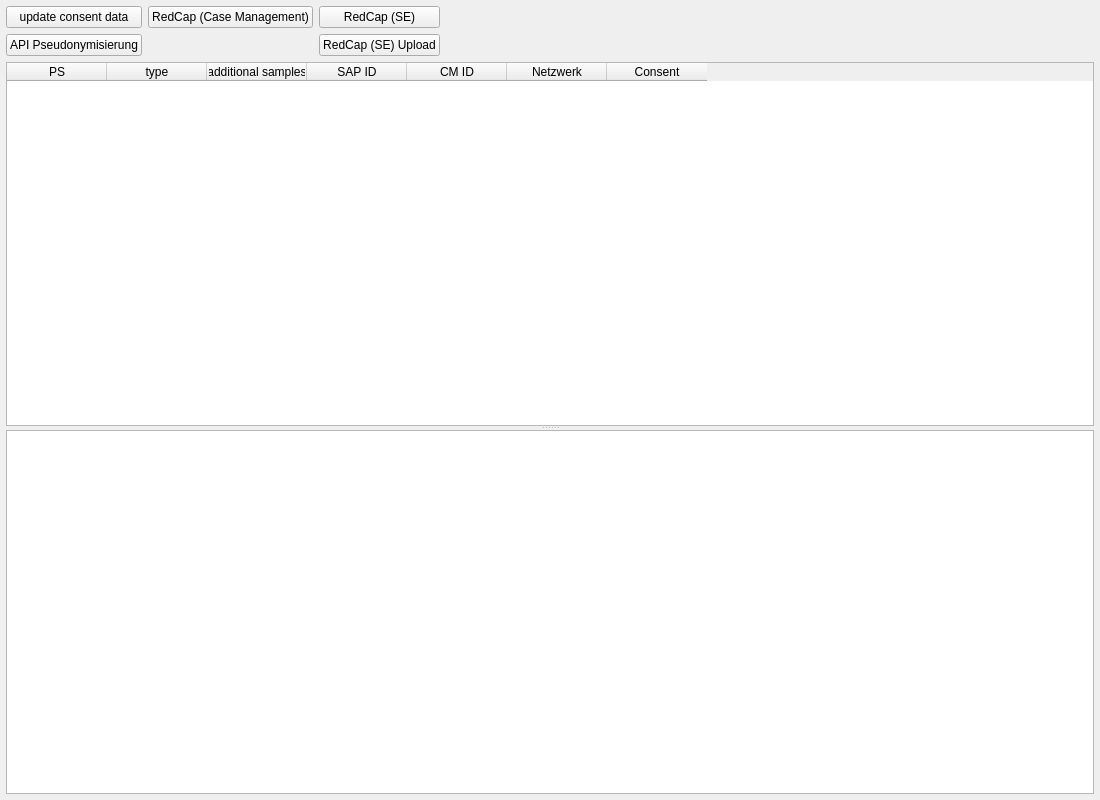
Before: the Qt Designer form src/MVHub/MVHub.ui in imgag/ngs-bits, drawn with Qt 5.
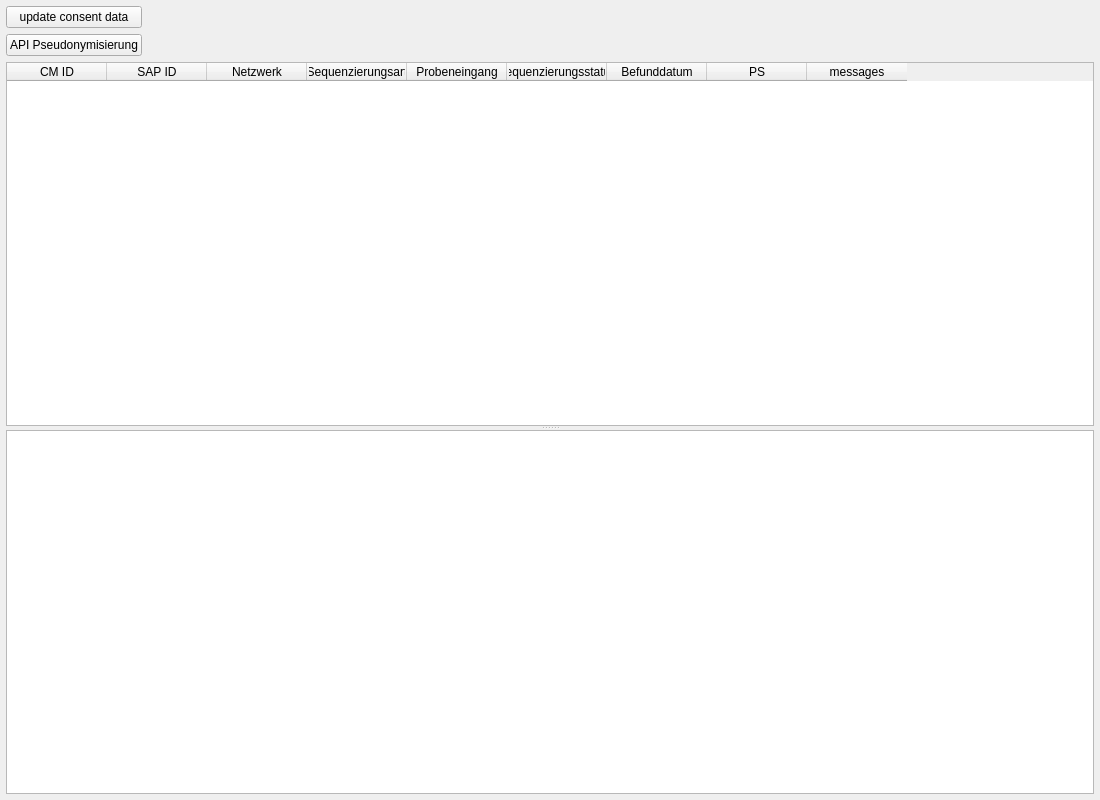
After: the same form once the commit is applied. Icons and pictures are not drawn.

What changed in the file:
```diff
--- a/src/MVHub/MVHub.ui
+++ b/src/MVHub/MVHub.ui
@@ -37,27 +37,6 @@
     <property name="bottomMargin">
      <number>6</number>
     </property>
-    <item row="0" column="0">
-     <widget class="QPushButton" name="update_consent">
-      <property name="text">
-       <string>update consent data</string>
-      </property>
-     </widget>
-    </item>
-    <item row="0" column="2">
-     <widget class="QPushButton" name="api_redcap_se">
-      <property name="text">
-       <string>RedCap (SE)</string>
-      </property>
-     </widget>
-    </item>
-    <item row="0" column="1">
-     <widget class="QPushButton" name="api_redcap_case">
-      <property name="text">
-       <string>RedCap (Case Management)</string>
-      </property>
-     </widget>
-    </item>
     <item row="1" column="0">
      <widget class="QPushButton" name="api_pseudo">
       <property name="text">
@@ -65,27 +44,14 @@
       </property>
      </widget>
     </item>
-    <item row="0" column="3" rowspan="2">
-     <spacer name="horizontalSpacer">
-      <property name="orientation">
-       <enum>Qt::Horizontal</enum>
-      </property>
-      <property name="sizeHint" stdset="0">
-       <size>
-        <width>40</width>
-        <height>20</height>
-       </size>
-      </property>
-     </spacer>
-    </item>
-    <item row="1" column="2">
-     <widget class="QPushButton" name="api_redcap_se_upload">
+    <item row="0" column="0">
+     <widget class="QPushButton" name="update_consent">
       <property name="text">
-       <string>RedCap (SE) Upload</string>
+       <string>update consent data</string>
       </property>
      </widget>
     </item>
-    <item row="2" column="0" colspan="4">
+    <item row="2" column="0" colspan="2">
      <widget class="QSplitter" name="splitter">
       <property name="orientation">
        <enum>Qt::Vertical</enum>
@@ -100,31 +66,16 @@
        <property name="selectionBehavior">
         <enum>QAbstractItemView::SelectRows</enum>
        </property>
-       <column>
-        <property name="text">
-         <string>PS</string>
-        </property>
-       </column>
-       <column>
-        <property name="text">
-         <string>type</string>
-        </property>
-       </column>
-       <column>
-        <property name="text">
-         <string>additional samples</string>
-        </property>
-       </column>
-       <column>
-        <property name="text">
-         <string>SAP ID</string>
-        </property>
-       </column>
        <column>
         <property name="text">
          <string>CM ID</string>
         </property>
        </column>
+       <column>
+        <property name="text">
+         <string>SAP ID</string>
+        </property>
+       </column>
        <column>
         <property name="text">
          <string>Netzwerk</string>
@@ -132,13 +83,51 @@
        </column>
        <column>
         <property name="text">
-         <string>Consent</string>
+         <string>Sequenzierungsart</string>
+        </property>
+       </column>
+       <column>
+        <property name="text">
+         <string>Probeneingang</string>
+        </property>
+       </column>
+       <column>
+        <property name="text">
+         <string>Sequenzierungsstatus</string>
+        </property>
+       </column>
+       <column>
+        <property name="text">
+         <string>Befunddatum</string>
+        </property>
+       </column>
+       <column>
+        <property name="text">
+         <string>PS</string>
+        </property>
+       </column>
+       <column>
+        <property name="text">
+         <string>messages</string>
         </property>
        </column>
       </widget>
       <widget class="QPlainTextEdit" name="output"/>
      </widget>
     </item>
+    <item row="0" column="1" rowspan="2">
+     <spacer name="horizontalSpacer">
+      <property name="orientation">
+       <enum>Qt::Horizontal</enum>
+      </property>
+      <property name="sizeHint" stdset="0">
+       <size>
+        <width>40</width>
+        <height>20</height>
+       </size>
+      </property>
+     </spacer>
+    </item>
    </layout>
   </widget>
   <widget class="QMenuBar" name="menuBar">
```
